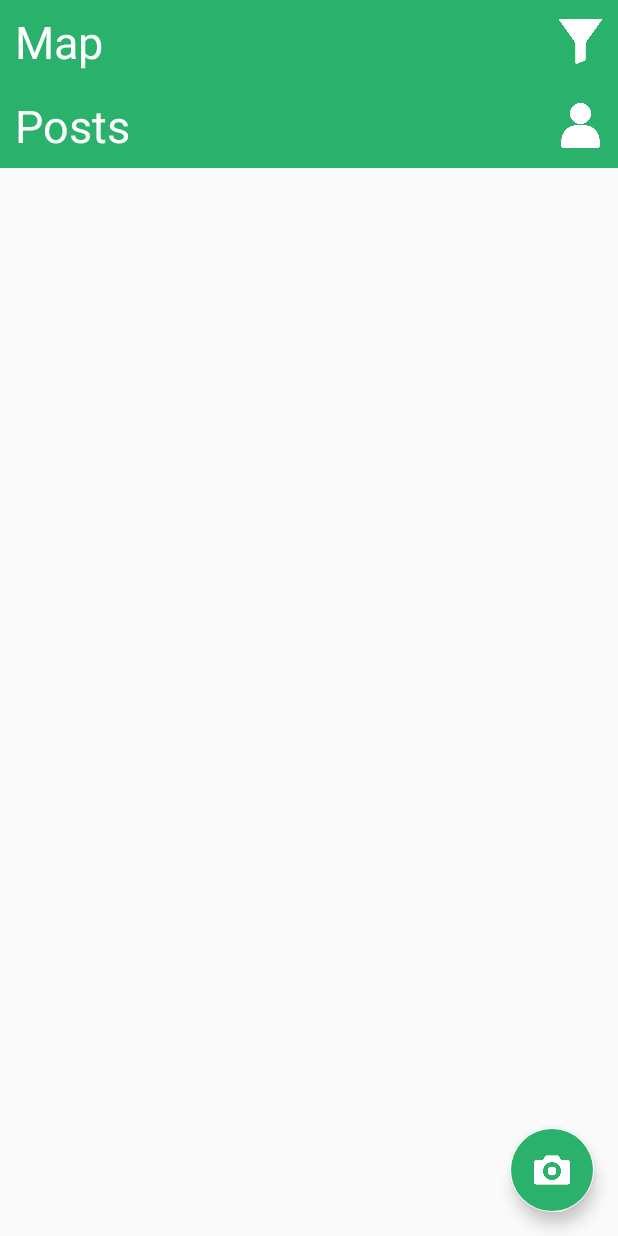
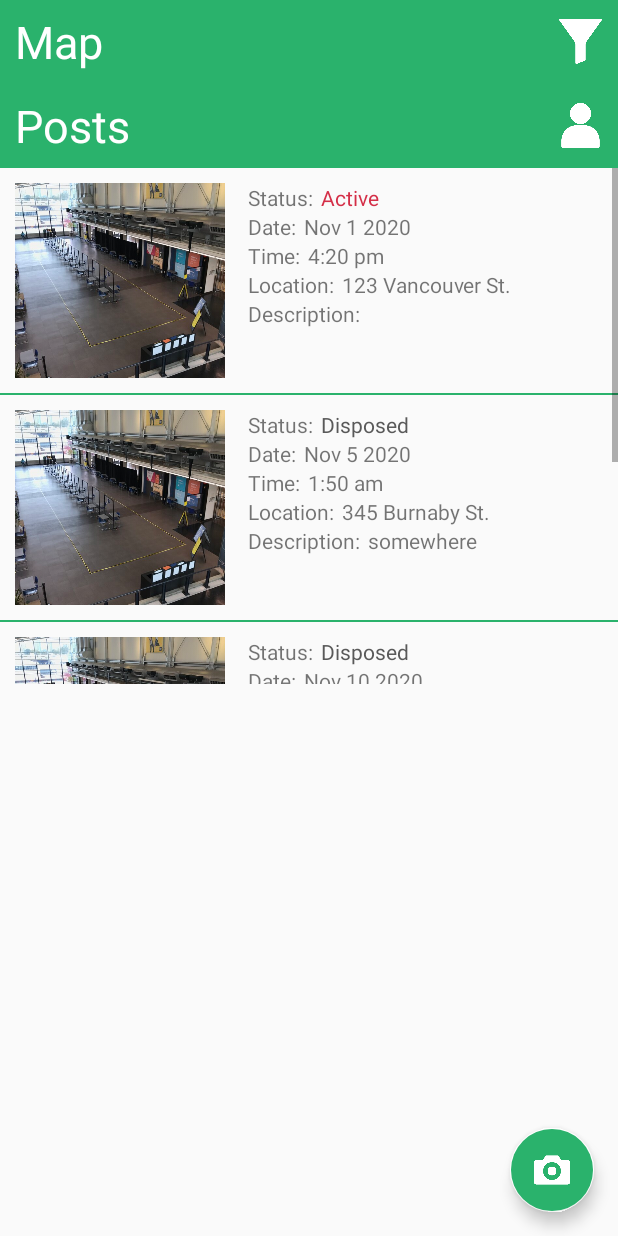
Before and after one commit to muyen1/Needle-Vision, an Android app: the fragment posts_fragment placed in its activity, on a phone screen of 412 x 824 dp. Run offline under Robolectric (Android 15) with nearby library versions, the light colour scheme and no system bars.

Commit message:
added list view adapter
Signed-off-by: njingco <jingco.nicole@gmail.com>

```diff
--- /dev/null
+++ b/app/src/main/java/com/example/needlevision/Post.java
@@ -0,0 +1,57 @@
+package com.example.needlevision;
+
+public class Post {
+    private boolean isDisposed = false;
+    private String date;
+    private String time;
+    private String location;
+    private String description = null;
+
+    public Post(boolean isDisposed, String date, String time, String location,  String description) {
+        this.isDisposed = isDisposed;
+        this.date = date;
+        this.time = time;
+        this.location = location;
+        this.description = description;
+    }
+
+    public boolean isDisposed() {
+        return isDisposed;
+    }
+
+    public void setDisposed(boolean disposed) {
+        isDisposed = disposed;
+    }
+
+    public void setDate(String date) {
+        this.date = date;
+    }
+
+    public String getTime() {
+        return time;
+    }
+
+    public void setTime(String time) {
+        this.time = time;
+    }
+
+    public String getLocation() {
+        return location;
+    }
+
+    public void setLocation(String location) {
+        this.location = location;
+    }
+
+    public String getDate() {
+        return date;
+    }
+
+    public String getDescription() {
+        return description;
+    }
+
+    public void setDescription(String description) {
+        this.description = description;
+    }
+}
--- /dev/null
+++ b/app/src/main/java/com/example/needlevision/adapters/PostListAdapter.java
@@ -0,0 +1,63 @@
+package com.example.needlevision.adapters;
+
+import android.annotation.SuppressLint;
+import android.content.Context;
+import android.graphics.Color;
+import android.view.LayoutInflater;
+import android.view.View;
+import android.view.ViewGroup;
+import android.widget.ArrayAdapter;
+import android.widget.TextView;
+
+import androidx.annotation.NonNull;
+import androidx.annotation.Nullable;
+import androidx.core.content.ContextCompat;
+
+import com.example.needlevision.Post;
+import com.example.needlevision.R;
+
+import java.util.ArrayList;
+
+
+public class PostListAdapter extends ArrayAdapter<Post> {
+
+    private Context context;
+    private int resource;
+
+    public PostListAdapter(Context context, int resource, ArrayList<Post> objects) {
+        super(context, resource, objects);
+        this.context = context;
+        this.resource = resource;
+    }
+
+    @SuppressLint("ResourceAsColor")
+    @NonNull
+    @Override
+    public View getView(int position, @Nullable View convertView, @NonNull ViewGroup parent) {
+        boolean status = getItem(position).isDisposed();
+        String date = getItem(position).getDate();
+        String time = getItem(position).getTime();
+        String location = getItem(position).getLocation();
+        String description = getItem(position).getDescription();
+
+        Post post = new Post(status, date, time, location, description);
+
+        LayoutInflater inflater = LayoutInflater.from(context);
+        convertView = inflater.inflate(resource, parent, false);
+
+        // Needle still active
+        if (status){
+            ((TextView)convertView.findViewById(R.id.post_status)).setText(R.string.disposed);
+            ((TextView)convertView.findViewById(R.id.post_status)).setTextColor(ContextCompat.getColor(context, R.color.colorNull));
+        } else{
+            ((TextView)convertView.findViewById(R.id.post_status)).setText(R.string.active);
+            ((TextView)convertView.findViewById(R.id.post_status)).setTextColor(ContextCompat.getColor(context, R.color.colorWarning));
+        }
+        ((TextView)convertView.findViewById(R.id.post_date)).setText(date);
+        ((TextView)convertView.findViewById(R.id.post_time)).setText(time);
+        ((TextView)convertView.findViewById(R.id.post_location)).setText(location);
+        ((TextView)convertView.findViewById(R.id.post_description)).setText(description);
+
+        return convertView;
+    }
+}
--- a/app/src/main/java/com/example/needlevision/fragments/posts_fragment.java
+++ b/app/src/main/java/com/example/needlevision/fragments/posts_fragment.java
@@ -1,17 +1,24 @@
 package com.example.needlevision.fragments;
 
+        import android.content.Context;
         import android.os.Bundle;
         import android.view.LayoutInflater;
         import android.view.View;
         import android.view.ViewGroup;
+        import android.widget.ArrayAdapter;
         import android.widget.ImageButton;
+        import android.widget.ListView;
 
         import androidx.annotation.NonNull;
         import androidx.annotation.Nullable;
         import androidx.fragment.app.Fragment;
 
+        import com.example.needlevision.Post;
         import com.example.needlevision.R;
+        import com.example.needlevision.adapters.PostListAdapter;
         import com.google.android.material.snackbar.Snackbar;
+
+        import java.util.ArrayList;
 
 public class posts_fragment extends Fragment {
     @Nullable
@@ -20,9 +27,25 @@ public class posts_fragment extends Fragment {
         ViewGroup rootView = (ViewGroup)inflater.inflate(R.layout.posts_page,container,false);
         setAccountBtn(rootView);
 
+        ListView postList = (ListView) rootView.findViewById(R.id.lvPosts);
+        ArrayList<Post> postArrayList = dummy();
+
+        PostListAdapter adapter = new PostListAdapter(getActivity(), R.layout.post_layout, postArrayList);
+        postList.setAdapter(adapter);
+
         return rootView;
     }
 
+    private ArrayList<Post> dummy(){
+        ArrayList<Post> postsList = new ArrayList<>();
+
+        postsList.add(new Post(false,"Nov 1 2020", "4:20 pm" ,"123 Vancouver St.",  null));
+        postsList.add(new Post(true,"Nov 5 2020", "1:50 am" ,"345 Burnaby St.",  "somewhere"));
+        postsList.add(new Post(true,"Nov 10 2020", "6:40 pm" ,"245 Richmond St.",  "Under the tree"));
+        postsList.add(new Post(false,"Nov 15 2020", "12:02 pm" ,"777 Port Moody St.", "on the Bench"));
+
+        return postsList;
+    }
     private void setAccountBtn(View view){
         ImageButton btn = view.findViewById(R.id.account_btn);
         btn.setOnClickListener(new View.OnClickListener() {
--- a/app/src/main/res/layout/post_layout.xml
+++ b/app/src/main/res/layout/post_layout.xml
@@ -1,6 +1,130 @@
 <?xml version="1.0" encoding="utf-8"?>
 <LinearLayout xmlns:android="http://schemas.android.com/apk/res/android"
-    android:orientation="vertical" android:layout_width="match_parent"
-    android:layout_height="match_parent">
+    android:layout_width="match_parent"
+    android:layout_height="150dp"
+    android:orientation="horizontal"
+    android:padding="10dp">
 
+
+    <ImageView
+        android:id="@+id/post_img"
+        android:layout_width="wrap_content"
+        android:layout_height="wrap_content"
+        android:layout_weight="1.8"
+        android:contentDescription="@string/photo"
+        android:scaleType="centerCrop"
+        android:src="@drawable/gh">
+    </ImageView>
+
+    <LinearLayout
+        android:layout_width="match_parent"
+        android:layout_height="match_parent"
+        android:layout_marginStart="15dp"
+        android:layout_marginLeft="15dp"
+        android:layout_weight="1"
+        android:orientation="vertical">
+
+        <!--        Status-->
+        <LinearLayout
+            android:layout_width="wrap_content"
+            android:layout_height="wrap_content">
+
+            <TextView
+                android:layout_width="wrap_content"
+                android:layout_height="wrap_content"
+                android:text="@string/status"
+                android:layout_marginRight="@dimen/text_gap"
+                android:layout_marginEnd="@dimen/text_gap">
+            </TextView>
+
+            <TextView
+                android:id="@+id/post_status"
+                android:layout_width="wrap_content"
+                android:layout_height="wrap_content">
+            </TextView>
+        </LinearLayout>
+
+
+        <!--        Date-->
+        <LinearLayout
+            android:layout_width="wrap_content"
+            android:layout_height="wrap_content">
+
+            <TextView
+                android:layout_width="wrap_content"
+                android:layout_height="wrap_content"
+                android:text="@string/date"
+                android:layout_marginRight="@dimen/text_gap"
+                android:layout_marginEnd="@dimen/text_gap">
+            </TextView>
+
+            <TextView
+                android:id="@+id/post_date"
+                android:layout_width="wrap_content"
+                android:layout_height="wrap_content">
+            </TextView>
+        </LinearLayout>
+
+        <!--        Time-->
+        <LinearLayout
+            android:layout_width="wrap_content"
+            android:layout_height="wrap_content">
+
+            <TextView
+                android:layout_width="wrap_content"
+                android:layout_height="wrap_content"
+                android:text="@string/time"
+                android:layout_marginRight="@dimen/text_gap"
+                android:layout_marginEnd="@dimen/text_gap">
+            </TextView>
+
+            <TextView
+                android:id="@+id/post_time"
+                android:layout_width="wrap_content"
+                android:layout_height="wrap_content">
+            </TextView>
+        </LinearLayout>
+
+        <!--        Location-->
+
+        <LinearLayout
+            android:layout_width="wrap_content"
+            android:layout_height="wrap_content">
+
+            <TextView
+                android:layout_width="wrap_content"
+                android:layout_height="wrap_content"
+                android:text="@string/location"
+                android:layout_marginRight="@dimen/text_gap"
+                android:layout_marginEnd="@dimen/text_gap">
+            </TextView>
+
+            <TextView
+                android:id="@+id/post_location"
+                android:layout_width="wrap_content"
+                android:layout_height="wrap_content">
+            </TextView>
+        </LinearLayout>
+
+        <!--        Description-->
+        <LinearLayout
+            android:layout_width="wrap_content"
+            android:layout_height="wrap_content">
+
+            <TextView
+                android:layout_width="wrap_content"
+                android:layout_height="wrap_content"
+                android:text="@string/description"
+                android:layout_marginRight="@dimen/text_gap"
+                android:layout_marginEnd="@dimen/text_gap">
+            </TextView>
+
+            <TextView
+                android:id="@+id/post_description"
+                android:layout_width="wrap_content"
+                android:layout_height="wrap_content">
+            </TextView>
+        </LinearLayout>
+
+    </LinearLayout>
 </LinearLayout>
--- a/app/src/main/res/values/colors.xml
+++ b/app/src/main/res/values/colors.xml
@@ -7,4 +7,7 @@
     <color name ="themeRed">#ff0000</color>
     <color name ="white">#ffffff</color>
     <color name ="divider">#FF9900</color>
+    <color name="colorWarning">#D42E47</color>
+    <color name="colorNull">#595959</color>
+
 </resources>
--- a/app/src/main/res/values/dimens.xml
+++ b/app/src/main/res/values/dimens.xml
@@ -1,4 +1,5 @@
 <?xml version="1.0" encoding="utf-8"?>
 <resources>
     <dimen name="title_size">55dp</dimen>
+    <dimen name="text_gap">5dp</dimen>
 </resources>
--- a/app/src/main/res/values/strings.xml
+++ b/app/src/main/res/values/strings.xml
@@ -7,4 +7,12 @@
     <string name="filter">Filter</string>
     <string name="posts">Posts</string>
     <string name="user">User</string>
+    <string name="photo">Photo</string>
+    <string name="date">Date: </string>
+    <string name="time">Time: </string>
+    <string name="location">Location: </string>
+    <string name="status">Status: </string>
+    <string name="description">Description: </string>
+    <string name="active">Active</string>
+    <string name="disposed">Disposed</string>
 </resources>
```
Also changed, not shown: app/src/main/res/drawable/gh.jpg (added).
